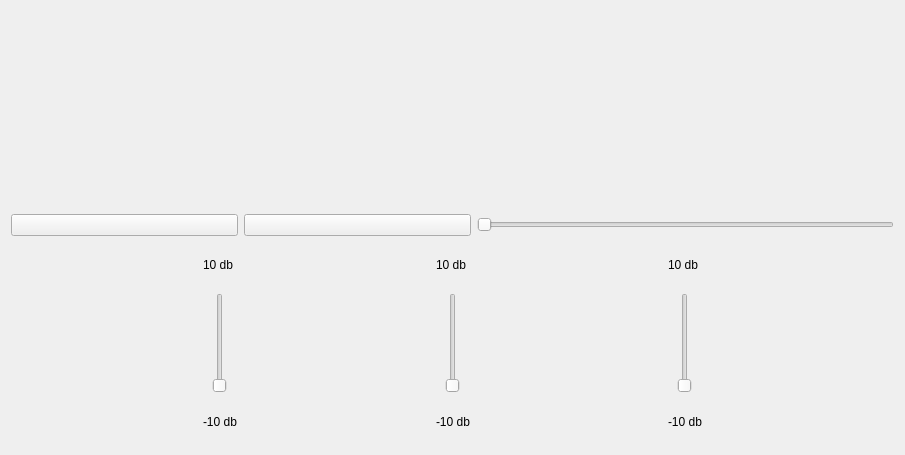
Above: src/ui/equalizer.ui from Omarmansour557/Musical-Instrument-Equalizer before the change. Below: the same form after it.
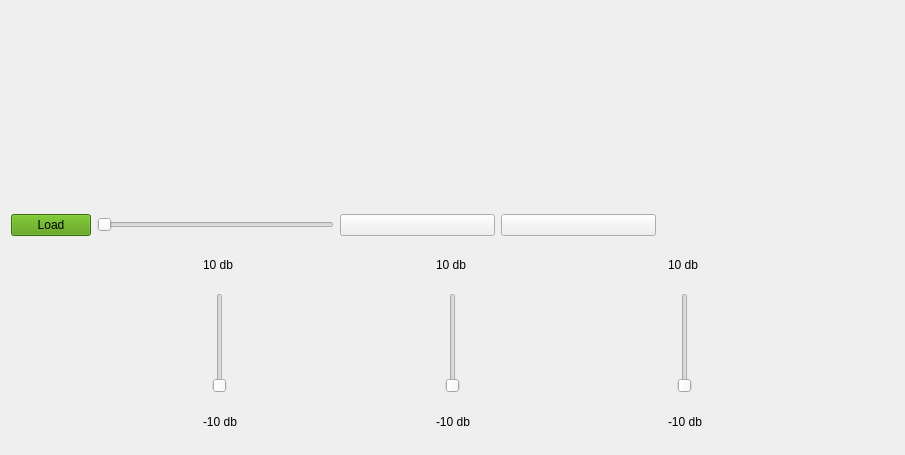
That is the form after the change.

What changed in the file:
```diff
--- a/src/ui/equalizer.ui
+++ b/src/ui/equalizer.ui
@@ -56,8 +56,58 @@
      </item>
      <item>
       <layout class="QHBoxLayout" name="horizontalLayout_4">
+       <item>
+        <widget class="QPushButton" name="LoadButton">
+         <property name="maximumSize">
+          <size>
+           <width>100</width>
+           <height>16777215</height>
+          </size>
+         </property>
+         <property name="cursor">
+          <cursorShape>PointingHandCursor</cursorShape>
+         </property>
+         <property name="styleSheet">
+          <string notr="true">background-color: rgb(78, 154, 6);</string>
+         </property>
+         <property name="text">
+          <string>Load</string>
+         </property>
+        </widget>
+       </item>
+       <item>
+        <widget class="QSlider" name="VolumeSlider">
+         <property name="maximumSize">
+          <size>
+           <width>237</width>
+           <height>16777215</height>
+          </size>
+         </property>
+         <property name="cursor">
+          <cursorShape>ClosedHandCursor</cursorShape>
+         </property>
+         <property name="orientation">
+          <enum>Qt::Horizontal</enum>
+         </property>
+        </widget>
+       </item>
        <item>
         <widget class="QPushButton" name="PlayButton">
+         <property name="minimumSize">
+          <size>
+           <width>155</width>
+           <height>0</height>
+          </size>
+         </property>
+         <property name="maximumSize">
+          <size>
+           <width>100000</width>
+           <height>16777215</height>
+          </size>
+         </property>
+         <property name="cursor">
+          <cursorShape>PointingHandCursor</cursorShape>
+         </property>
          <property name="text">
           <string/>
          </property>
@@ -65,23 +115,38 @@
        </item>
        <item>
         <widget class="QPushButton" name="PauseButton">
+         <property name="minimumSize">
+          <size>
+           <width>155</width>
+           <height>0</height>
+          </size>
+         </property>
+         <property name="maximumSize">
+          <size>
+           <width>100000</width>
+           <height>16777215</height>
+          </size>
+         </property>
+         <property name="cursor">
+          <cursorShape>PointingHandCursor</cursorShape>
+         </property>
          <property name="text">
           <string/>
          </property>
         </widget>
        </item>
        <item>
-        <widget class="QSlider" name="VolumeSlider">
-         <property name="maximumSize">
-          <size>
-           <width>417</width>
-           <height>16777215</height>
-          </size>
-         </property>
+        <spacer name="horizontalSpacer_5">
          <property name="orientation">
           <enum>Qt::Horizontal</enum>
          </property>
-        </widget>
+         <property name="sizeHint" stdset="0">
+          <size>
+           <width>40</width>
+           <height>20</height>
+          </size>
+         </property>
+        </spacer>
        </item>
       </layout>
      </item>
```
Left out of the diff: 27 changed lines with no effect on the pictures.
